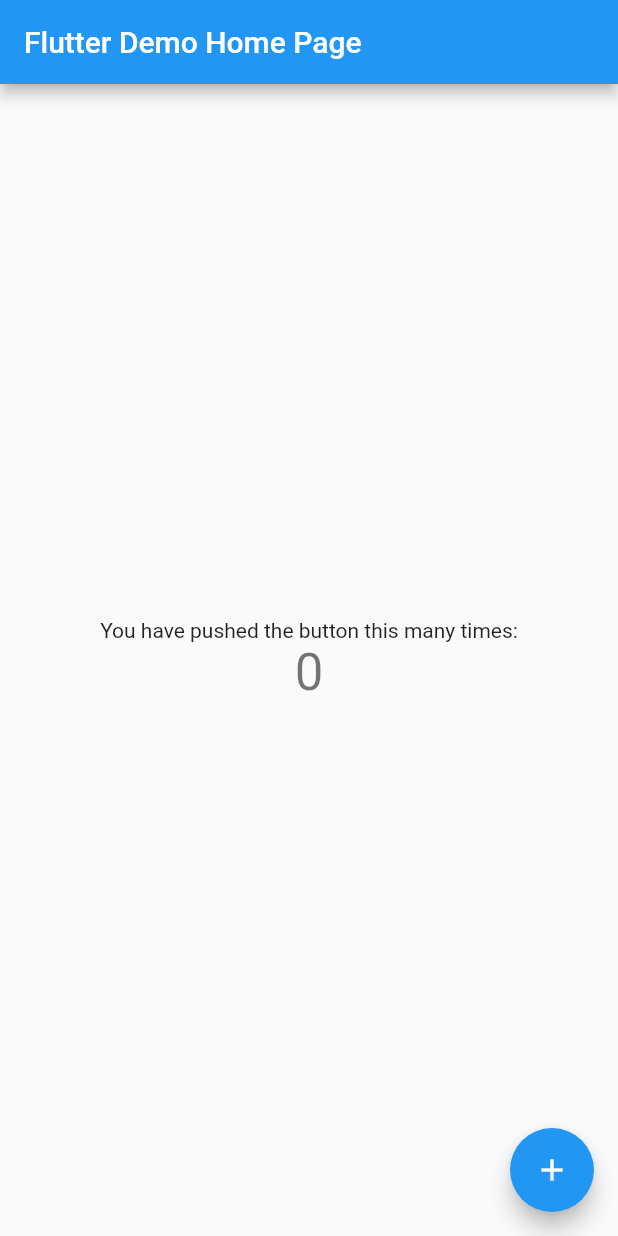
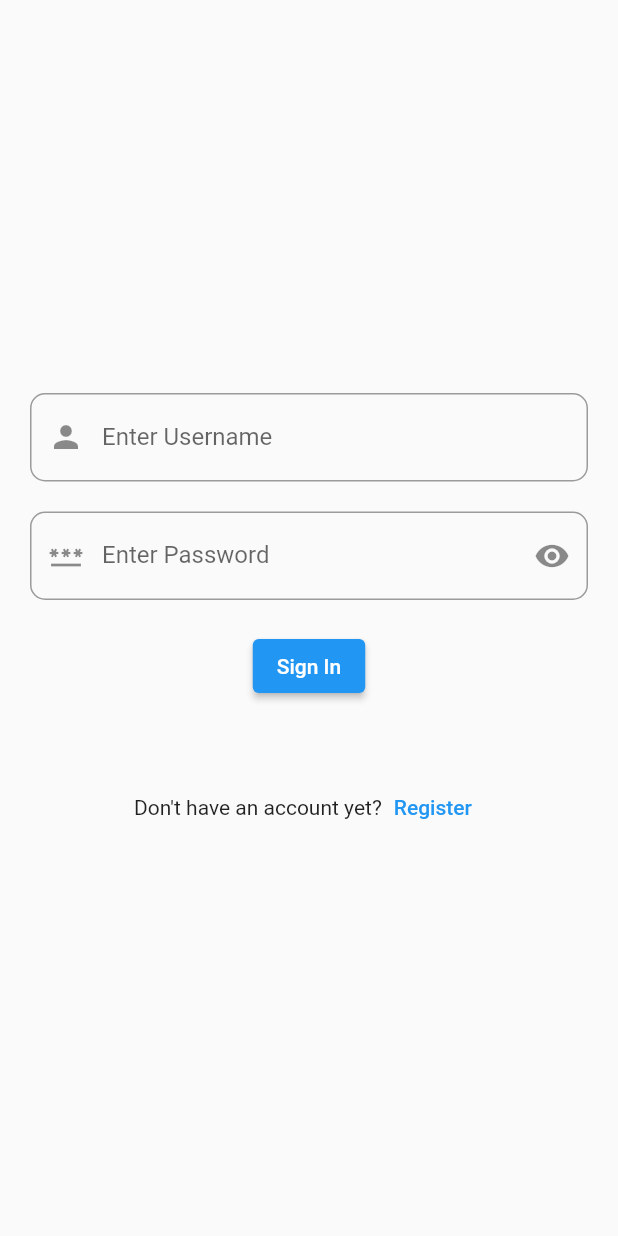
Before and after one commit to WizMe-M/Flutter-Frontend, a Flutter app: the screen it shows after launch, on a phone screen of 412 x 824 dp. Run offline on Flutter 3.47's test engine with Material 2 defaults, Android fonts, the phone set to English and light mode, and no system bars; our stand-ins replace freezed_annotation.

Commit message:
auth page sketch

```diff
--- a/lib/main.dart
+++ b/lib/main.dart
@@ -1,4 +1,5 @@
 import 'package:flutter/material.dart';
+import 'package:flutter_frontend/widget/page/auth_page.dart';
 
 void main() {
   runApp(const MyApp());
@@ -11,57 +12,11 @@ class MyApp extends StatelessWidget {
   Widget build(BuildContext context) {
     return MaterialApp(
       title: 'Flutter Demo',
+      debugShowCheckedModeBanner: false,
       theme: ThemeData(
         primarySwatch: Colors.blue,
       ),
-      home: const MyHomePage(title: 'Flutter Demo Home Page'),
+      home: const AuthPage(),
     );
   }
 }
-
-class MyHomePage extends StatefulWidget {
-  const MyHomePage({super.key, required this.title});
-
-  final String title;
-
-  @override
-  State<MyHomePage> createState() => _MyHomePageState();
-}
-
-class _MyHomePageState extends State<MyHomePage> {
-  int _counter = 0;
-
-  void _incrementCounter() {
-    setState(() {
-      _counter++;
-    });
-  }
-
-  @override
-  Widget build(BuildContext context) {
-    return Scaffold(
-      appBar: AppBar(
-        title: Text(widget.title),
-      ),
-      body: Center(
-        child: Column(
-          mainAxisAlignment: MainAxisAlignment.center,
-          children: <Widget>[
-            const Text(
-              'You have pushed the button this many times:',
-            ),
-            Text(
-              '$_counter',
-              style: Theme.of(context).textTheme.headline4,
-            ),
-          ],
-        ),
-      ),
-      floatingActionButton: FloatingActionButton(
-        onPressed: _incrementCounter,
-        tooltip: 'Increment',
-        child: const Icon(Icons.add),
-      ),
-    );
-  }
-}
--- /dev/null
+++ b/lib/widget/page/auth_page.dart
@@ -0,0 +1,71 @@
+import 'package:flutter/material.dart';
+import 'package:flutter_frontend/widget/utils/dynamic_auth_widget.dart';
+
+class AuthPage extends StatefulWidget {
+  const AuthPage({Key? key}) : super(key: key);
+
+  @override
+  State<AuthPage> createState() => _AuthPageState();
+}
+
+class _AuthPageState extends State<AuthPage> {
+  final TextEditingController _usernameController = TextEditingController();
+  final TextEditingController _passwordController = TextEditingController();
+
+  bool isPasswordHidden = true;
+
+  void togglePasswordObscure() {
+    setState(() => isPasswordHidden = !isPasswordHidden);
+  }
+
+  @override
+  Widget build(BuildContext context) {
+    return Scaffold(
+      body: SafeArea(
+          child: Padding(
+        padding: const EdgeInsets.all(20),
+        child: Center(
+          child: SizedBox(
+            height: 300,
+            width: 400,
+            child: Column(
+              mainAxisAlignment: MainAxisAlignment.spaceAround,
+              children: [
+                DynamicInputWidget(
+                  controller: _usernameController,
+                  prefIcon: Icons.person,
+                  labelText: 'Enter Username',
+                  textInputAction: TextInputAction.next,
+                ),
+                const SizedBox(
+                  height: 20,
+                ),
+                DynamicInputWidget(
+                  controller: _passwordController,
+                  prefIcon: Icons.password,
+                  labelText: 'Enter Password',
+                  textInputAction: TextInputAction.done,
+                  obscureText: isPasswordHidden,
+                  isPasswordField: true,
+                  toggleObscureCallback: togglePasswordObscure,
+                ),
+                const SizedBox(
+                  height: 20,
+                ),
+                ElevatedButton(onPressed: () {}, child: const Text('Sign In')),
+                const Spacer(),
+                Row(
+                  mainAxisAlignment: MainAxisAlignment.center,
+                  children: [
+                    const Text("Don't have an account yet?"),
+                    TextButton(onPressed: () {}, child: const Text('Register'))
+                  ],
+                )
+              ],
+            ),
+          ),
+        ),
+      )),
+    );
+  }
+}
```
